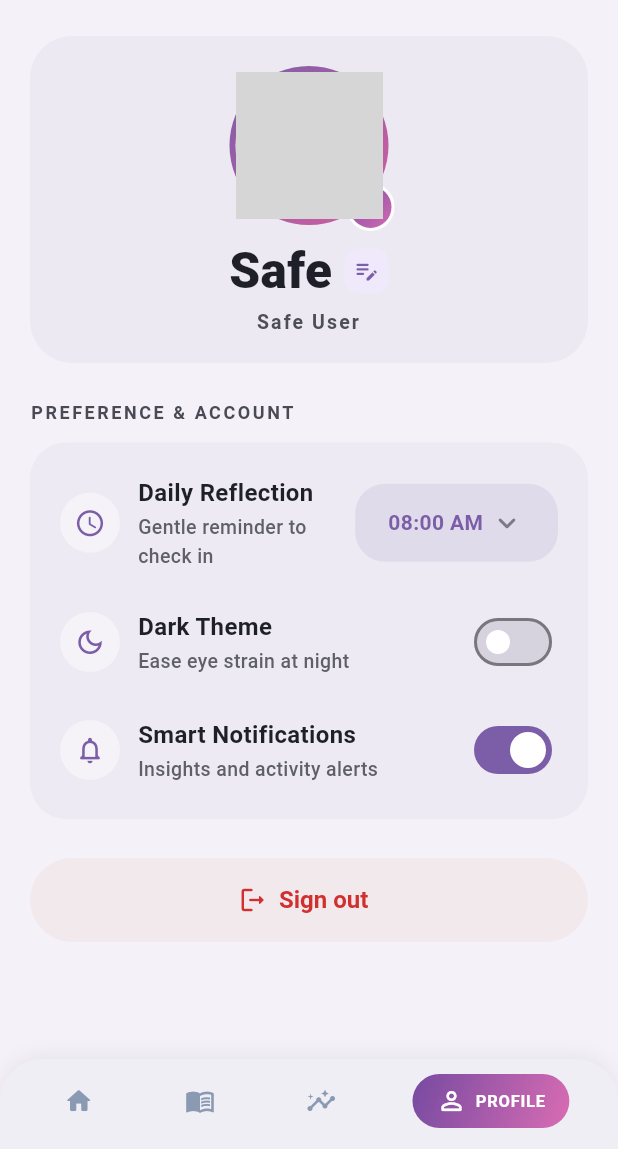
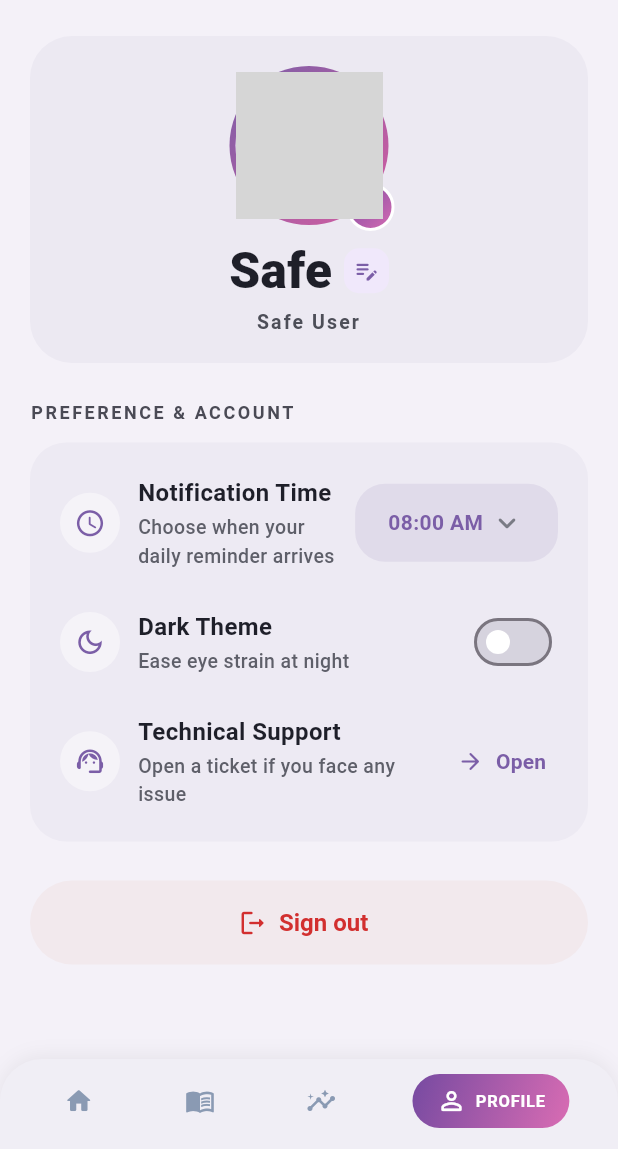
Before and after one commit to makary22/Therapy-App-Project, a Flutter app: the ProfileScreen screen opened directly, on a phone screen of 412 x 824 dp, the part 87-1236 px from its top. Run offline on Flutter 3.47's test engine with Material 3 defaults, Android fonts, the phone set to English and light mode, and no system bars; our stand-ins replace cloud_firestore, firebase_auth, firebase_core, firebase_messaging, flutter_local_notifications, flutter_timezone and 6 more; missing offline and left inert: flutter_facebook_auth; accounts and stored records are empty; grey boxes are pictures that could not be loaded.

Commit message:
feat: Integrate local notifications and technical support feature
Co-authored-by: Copilot <copilot@github.com>

```diff
--- a/myproj/lib/features/notifications/push_notification_service.dart
+++ b/myproj/lib/features/notifications/push_notification_service.dart
@@ -1,7 +1,11 @@
 import 'package:firebase_messaging/firebase_messaging.dart';
 import 'package:flutter/material.dart';
+import 'package:flutter_local_notifications/flutter_local_notifications.dart';
+import 'package:flutter_timezone/flutter_timezone.dart';
+import 'package:timezone/data/latest.dart' as tz;
+import 'package:timezone/timezone.dart' as tz;
 
-/// Background message handler - يتم استدعاء هذا عندما يصل إشعار وهو التطبيق مقفول أو في background
+/// Background message handler
 Future<void> _firebaseMessagingBackgroundHandler(RemoteMessage message) async {
   debugPrint('[FCM] Background message received: ${message.messageId}');
   debugPrint('[FCM] Title: ${message.notification?.title}');
@@ -12,45 +16,214 @@ class PushNotificationService {
   PushNotificationService._();
 
   static bool _isInitialized = false;
+  static final FlutterLocalNotificationsPlugin _localNotifications =
+      FlutterLocalNotificationsPlugin();
+  static const int _dailyReminderId = 1101;
+  static const String _dailyReminderChannelId = 'daily_reminders';
+  static const String _dailyReminderChannelName = 'Daily Reminders';
 
-  /// Initialize FCM and set up message handlers
+  /// Initialize FCM and local notifications
   static Future<void> initialize() async {
     if (_isInitialized) return;
+
+    tz.initializeTimeZones();
+    await _configureLocalTimezone();
+
+    const androidSettings =
+        AndroidInitializationSettings('@mipmap/ic_launcher');
+    const iosSettings = DarwinInitializationSettings();
+    const settings = InitializationSettings(
+      android: androidSettings,
+      iOS: iosSettings,
+    );
+    await _localNotifications.initialize(settings);
+
+    final androidLocal =
+        _localNotifications.resolvePlatformSpecificImplementation<
+            AndroidFlutterLocalNotificationsPlugin>();
+
+    // Request permissions first, then create channel
+    await androidLocal?.requestNotificationsPermission();
+    await androidLocal?.requestExactAlarmsPermission();
+
+    await androidLocal?.createNotificationChannel(
+      const AndroidNotificationChannel(
+        _dailyReminderChannelId,
+        _dailyReminderChannelName,
+        description: 'Daily reminder notifications selected by the user.',
+        importance: Importance.max,
+      ),
+    );
 
     // Set background message handler
     FirebaseMessaging.onBackgroundMessage(_firebaseMessagingBackgroundHandler);
 
     final messaging = FirebaseMessaging.instance;
 
-    // Request notification permissions (Android 13+ و iOS)
+    // Request notification permissions (Android 13+ & iOS)
     await messaging.requestPermission(alert: true, badge: true, sound: true);
 
-    // Get FCM token (للـ debug فقط - الـ Cloud Function تستخدم topic subscription)
+    // Get FCM token (for debug only)
     final token = await messaging.getToken();
     debugPrint('[FCM] Device Token: $token');
 
-    // Subscribe to daily notifications topic (الـ Cloud Function ترسل للـ topic دا)
-    await messaging.subscribeToTopic('daily_notifications');
-    debugPrint('[FCM] Subscribed to daily_notifications topic');
+    // Unsubscribe from topic-based daily pushes; reminders are scheduled locally
+    await messaging.unsubscribeFromTopic('daily_notifications');
+    debugPrint('[FCM] Unsubscribed from daily_notifications topic');
 
-    // Listen to foreground messages (لما التطبيق مفتوح)
+    // Listen to foreground messages
     FirebaseMessaging.onMessage.listen((RemoteMessage message) {
       debugPrint('[FCM] Foreground message received: ${message.messageId}');
       debugPrint('[FCM] Title: ${message.notification?.title}');
       debugPrint('[FCM] Body: ${message.notification?.body}');
-
-      // يمكنك هنا تحديث UI أو تشغيل صوت إذا كنت تريد
     });
 
-    // Listen to message when app opens from notification (notification tap)
+    // Listen when app opens from notification tap
     FirebaseMessaging.onMessageOpenedApp.listen((RemoteMessage message) {
       debugPrint('[FCM] Message opened app: ${message.messageId}');
       debugPrint('[FCM] Title: ${message.notification?.title}');
       debugPrint('[FCM] Body: ${message.notification?.body}');
-      // يمكنك هنا navigate لـ screen معين مثلاً
     });
 
     _isInitialized = true;
     debugPrint('[FCM] Initialize completed');
   }
+
+  static Future<void> _configureLocalTimezone() async {
+    try {
+      final timeZoneName = await FlutterTimezone.getLocalTimezone();
+      tz.setLocalLocation(tz.getLocation(timeZoneName));
+    } catch (_) {
+      tz.setLocalLocation(tz.getLocation('UTC'));
+    }
+  }
+
+  static Future<void> scheduleDailyReminder({
+    required int hour,
+    required int minute,
+  }) async {
+    try {
+      // 1. Cancel old reminder first
+      await _localNotifications.cancel(_dailyReminderId);
+
+      // 2. Make sure timezone is configured
+      await _configureLocalTimezone();
+
+      final now = tz.TZDateTime.now(tz.local);
+
+      // 3. Build next scheduled time correctly
+      var scheduled = tz.TZDateTime(
+        tz.local,
+        now.year,
+        now.month,
+        now.day,
+        hour,
+        minute,
+        0, // seconds = 0
+      );
+
+      // If time already passed today, schedule for tomorrow
+      if (scheduled.isBefore(now) || scheduled.isAtSameMomentAs(now)) {
+        scheduled = scheduled.add(const Duration(days: 1));
+      }
+
+      debugPrint('[LocalNotif] Scheduling daily reminder at: $scheduled');
+
+      const androidDetails = AndroidNotificationDetails(
+        _dailyReminderChannelId,
+        _dailyReminderChannelName,
+        channelDescription:
+            'Daily reminder notifications selected by the user.',
+        importance: Importance.max,
+        priority: Priority.max,
+        playSound: true,
+        enableVibration: true,
+      );
+      const iosDetails = DarwinNotificationDetails(
+        presentAlert: true,
+        presentBadge: true,
+        presentSound: true,
+      );
+
+      await _localNotifications.zonedSchedule(
+        _dailyReminderId,
+        'Safe Space 🌿',
+        'Your reflection reminder is here. Take a calm minute for yourself.',
+        scheduled,
+        const NotificationDetails(android: androidDetails, iOS: iosDetails),
+        androidScheduleMode: AndroidScheduleMode.exactAllowWhileIdle,
+        matchDateTimeComponents: DateTimeComponents.time, // repeats daily
+        uiLocalNotificationDateInterpretation:
+            UILocalNotificationDateInterpretation.absoluteTime,
+      );
+
+      // Log pending notifications for debugging
+      final pending = await _localNotifications.pendingNotificationRequests();
+      debugPrint(
+          '[LocalNotif] ✅ Scheduled! Pending count: ${pending.length}');
+      for (final p in pending) {
+        debugPrint(
+            '[LocalNotif] → ID: ${p.id}, Title: ${p.title}, Body: ${p.body}');
+      }
+    } catch (e, st) {
+      debugPrint('[LocalNotif] scheduleDailyReminder error: $e');
+      debugPrint(st.toString());
+    }
+  }
+
+  static Future<void> showImmediateNotification(
+      String title, String body) async {
+    try {
+      const androidDetails = AndroidNotificationDetails(
+        _dailyReminderChannelId,
+        _dailyReminderChannelName,
+        channelDescription: 'Immediate notification',
+        importance: Importance.max,
+        priority: Priority.max,
+        playSound: true,
+        enableVibration: true,
+      );
+      const iosDetails = DarwinNotificationDetails(
+        presentAlert: true,
+        presentBadge: true,
+        presentSound: true,
+      );
+
+      await _localNotifications.show(
+        DateTime.now().millisecondsSinceEpoch.remainder(100000),
+        title,
+        body,
+        const NotificationDetails(android: androidDetails, iOS: iosDetails),
+      );
+    } catch (e, st) {
+      debugPrint('[LocalNotif] showImmediateNotification error: $e');
+      debugPrint(st.toString());
+    }
+  }
+
+  static Future<void> scheduleDailyReminderFromLabel(String label) async {
+    final parsed = _parseTimeLabel(label);
+    await scheduleDailyReminder(hour: parsed.hour, minute: parsed.minute);
+  }
+
+  static TimeOfDay _parseTimeLabel(String value) {
+    try {
+      final parts = value.trim().split(' ');
+      if (parts.length != 2) return const TimeOfDay(hour: 8, minute: 0);
+
+      final hourMinute = parts[0].split(':');
+      if (hourMinute.length != 2) return const TimeOfDay(hour: 8, minute: 0);
+
+      int hour = int.parse(hourMinute[0]);
+      final minute = int.parse(hourMinute[1]);
+      final period = parts[1].toUpperCase();
+
+      if (period == 'PM' && hour != 12) hour += 12;
+      if (period == 'AM' && hour == 12) hour = 0;
+
+      return TimeOfDay(hour: hour, minute: minute);
+    } catch (_) {
+      return const TimeOfDay(hour: 8, minute: 0);
+    }
+  }
 }
--- a/myproj/lib/features/screens/profile_screen.dart
+++ b/myproj/lib/features/screens/profile_screen.dart
@@ -8,8 +8,10 @@ import 'package:shared_preferences/shared_preferences.dart';
 
 import '../auth/auth_service.dart';
 import '../home/HomeScreen.dart';
+import '../notifications/push_notification_service.dart';
 import 'journal_screen.dart';
 import '../theme/app_theme_controller.dart';
+import 'technical_support_screen.dart';
 import 'weekly_reflections_screen.dart';
 import 'login.dart';
 
@@ -32,8 +34,6 @@ class _ProfileScreenState extends State<ProfileScreen> {
   final ImagePicker _imagePicker = ImagePicker();
 
   bool _darkTheme = false;
-  bool _smartNotifications = true;
-  bool _dailyReminder = true;
   bool _isSigningOut = false;
   int _currentNavIndex = 3;
   String _selectedReminderTime = '08:00 AM';
@@ -73,11 +73,34 @@ class _ProfileScreenState extends State<ProfileScreen> {
       helpText: 'Choose reminder time',
     );
     if (selected == null || !mounted) return;
+    final reminderLabel = _formatTime(selected);
+
     setState(() {
-      _selectedReminderTime = _formatTime(selected);
-      _dailyReminder = true;
+      _selectedReminderTime = reminderLabel;
     });
+
+    // Save preferences first so the new time is persisted
     await _savePreferences();
+
+    // Schedule the daily reminder at the chosen time
+    await PushNotificationService.scheduleDailyReminder(
+      hour: selected.hour,
+      minute: selected.minute,
+    );
+
+    if (!mounted) return;
+    ScaffoldMessenger.of(context).showSnackBar(
+      SnackBar(
+        content: Text('Daily notification set for $reminderLabel'),
+        backgroundColor: _purple,
+      ),
+    );
+  }
+
+  Future<void> _openTechnicalSupport() async {
+    await Navigator.of(context).push(
+      MaterialPageRoute(builder: (_) => const TechnicalSupportScreen()),
+    );
   }
 
   @override
@@ -116,22 +139,24 @@ class _ProfileScreenState extends State<ProfileScreen> {
       _avatarBytes =
           savedAvatarBase64 == null ? null : base64Decode(savedAvatarBase64);
       _darkTheme = prefs.getBool('profile_dark_theme') ?? false;
-      _smartNotifications =
-          prefs.getBool('profile_smart_notifications') ?? true;
-      _dailyReminder = prefs.getBool('profile_daily_reminder') ?? true;
       _selectedReminderTime =
           prefs.getString('profile_reminder_time') ?? '08:00 AM';
       _nameController.text = _fullName;
     });
 
     await AppThemeController.setDarkMode(_darkTheme);
+
+    // Re-schedule reminder using the saved time on every app open
+    final reminder = _parseTime(_selectedReminderTime);
+    await PushNotificationService.scheduleDailyReminder(
+      hour: reminder.hour,
+      minute: reminder.minute,
+    );
   }
 
   Future<void> _savePreferences() async {
     final prefs = await SharedPreferences.getInstance();
     await prefs.setBool('profile_dark_theme', _darkTheme);
-    await prefs.setBool('profile_smart_notifications', _smartNotifications);
-    await prefs.setBool('profile_daily_reminder', _dailyReminder);
     await prefs.setString('profile_reminder_time', _selectedReminderTime);
     await prefs.setString('profile_name', _fullName);
     if (_avatarBase64 != null && _avatarBase64!.isNotEmpty) {
@@ -343,7 +368,7 @@ class _ProfileScreenState extends State<ProfileScreen> {
                           ?.updateDisplayName(updatedName)
                           .catchError((_) {});
 
-                      if (!mounted) return;
+                      if (!mounted || !sheetContext.mounted) return;
                       Navigator.of(sheetContext).pop();
 
                       ScaffoldMessenger.of(context).showSnackBar(
@@ -767,12 +792,11 @@ class _ProfileScreenState extends State<ProfileScreen> {
           _PreferenceTile(
             isDark: isDark,
             icon: Icons.access_time_rounded,
-            title: 'Daily Reflection',
-            subtitle: 'Gentle reminder to check in',
+            title: 'Notification Time',
+            subtitle: 'Choose when your daily reminder arrives',
             trailing: _TimePickerChip(
               isDark: isDark,
               value: _selectedReminderTime,
-              enabled: _dailyReminder,
               onTap: _pickReminderTime,
             ),
           ),
@@ -789,7 +813,7 @@ class _ProfileScreenState extends State<ProfileScreen> {
                 await AppThemeController.setDarkMode(value);
                 await _savePreferences();
               },
-              activeColor: Colors.white,
+              activeThumbColor: Colors.white,
               activeTrackColor: _purple,
               inactiveThumbColor:
                   isDark ? const Color(0xFFBEBACD) : Colors.white,
@@ -800,21 +824,21 @@ class _ProfileScreenState extends State<ProfileScreen> {
           const SizedBox(height: 8),
           _PreferenceTile(
             isDark: isDark,
-            icon: Icons.notifications_none_rounded,
-            title: 'Smart Notifications',
-            subtitle: 'Insights and activity alerts',
-            trailing: Switch(
-              value: _smartNotifications,
-              onChanged: (value) async {
-                setState(() => _smartNotifications = value);
-                await _savePreferences();
-              },
-              activeColor: Colors.white,
-              activeTrackColor: _purple,
-              inactiveThumbColor:
-                  isDark ? const Color(0xFFBEBACD) : Colors.white,
-              inactiveTrackColor:
-                  isDark ? const Color(0xFF3A3B4D) : const Color(0xFFD6D3DE),
+            icon: Icons.support_agent_rounded,
+            title: 'Technical Support',
+            subtitle: 'Open a ticket if you face any issue',
+            trailing: TextButton.icon(
+              onPressed: _openTechnicalSupport,
+              style: TextButton.styleFrom(
+                foregroundColor: _purple,
+                padding:
+                    const EdgeInsets.symmetric(horizontal: 8, vertical: 10),
+              ),
+              icon: const Icon(Icons.arrow_forward_rounded, size: 18),
+              label: const Text(
+                'Open',
+                style: TextStyle(fontWeight: FontWeight.w700),
+              ),
             ),
           ),
         ],
@@ -873,7 +897,7 @@ class _ProfileScreenState extends State<ProfileScreen> {
       padding: const EdgeInsets.fromLTRB(12, 10, 12, 14),
       decoration: BoxDecoration(
         color: isDark ? const Color(0xFF1A1C27) : const Color(0xFFF0EEF5),
-        borderRadius: BorderRadius.vertical(top: Radius.circular(28)),
+        borderRadius: const BorderRadius.vertical(top: Radius.circular(28)),
         boxShadow: const [
           BoxShadow(
             color: Color(0x0F000000),
@@ -1049,13 +1073,11 @@ class _PreferenceTile extends StatelessWidget {
 class _TimePickerChip extends StatelessWidget {
   final bool isDark;
   final String value;
-  final bool enabled;
   final VoidCallback onTap;
 
   const _TimePickerChip({
     required this.isDark,
     required this.value,
-    required this.enabled,
     required this.onTap,
   });
 
@@ -1065,9 +1087,7 @@ class _TimePickerChip extends StatelessWidget {
       height: 52,
       padding: const EdgeInsets.symmetric(horizontal: 12),
       decoration: BoxDecoration(
-        color: enabled
-            ? (isDark ? const Color(0xFF35374A) : const Color(0xFFE0DBEA))
-            : (isDark ? const Color(0xFF2A2B38) : const Color(0xFFE8E6EF)),
+        color: isDark ? const Color(0xFF35374A) : const Color(0xFFE0DBEA),
         borderRadius: BorderRadius.circular(20),
       ),
       child: Material(
--- a/myproj/lib/main.dart
+++ b/myproj/lib/main.dart
@@ -17,6 +17,8 @@ void main() async {
   await AppThemeController.initialize();
 
   final prefs = await SharedPreferences.getInstance();
+  final reminderTime = prefs.getString('profile_reminder_time') ?? '08:00 AM';
+  await PushNotificationService.scheduleDailyReminderFromLabel(reminderTime);
 
   final seenOnboarding = prefs.getBool('seenOnboarding') ?? false;
 
--- a/myproj/pubspec.yaml
+++ b/myproj/pubspec.yaml
@@ -34,12 +34,16 @@ dependencies:
   shared_preferences: ^2.5.4
   firebase_auth: ^5.3.0
   firebase_core: ^3.4.0
+  cloud_firestore: ^5.6.7
   firebase_messaging: ^15.2.0
+  flutter_local_notifications: ^17.2.4
+  flutter_timezone: ^3.0.1
   font_awesome_flutter: ^10.7.0
   google_sign_in: ^6.2.1
   flutter_facebook_auth: ^7.0.1
   google_generative_ai: ^0.4.7
   image_picker: ^1.1.2
+  timezone: ^0.9.4
 
 dev_dependencies:
   flutter_test:
```
Also changed, not shown: myproj/lib/features/screens/technical_support_screen.dart (added, +284 -0 lines), myproj/pubspec.lock, 4 other files.
